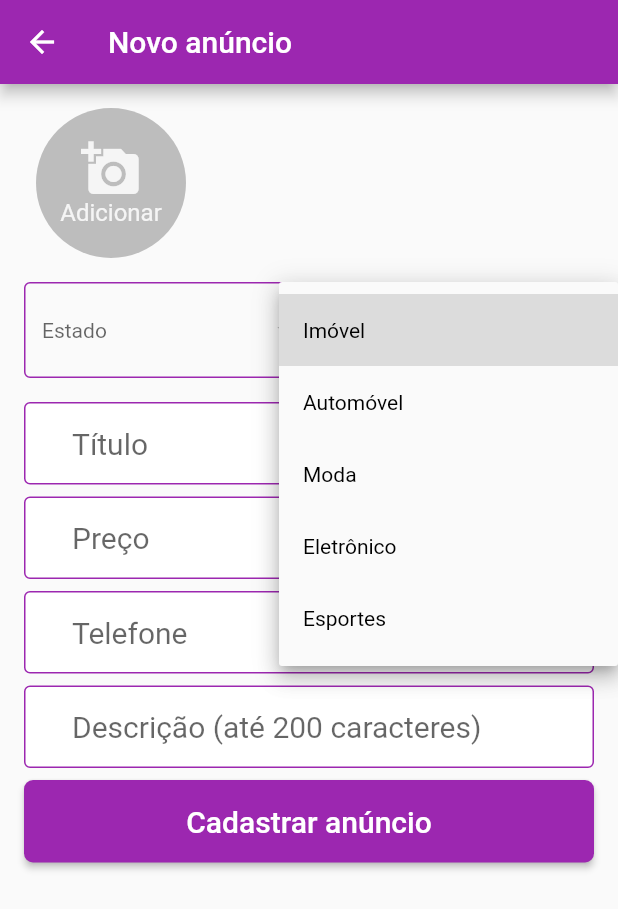
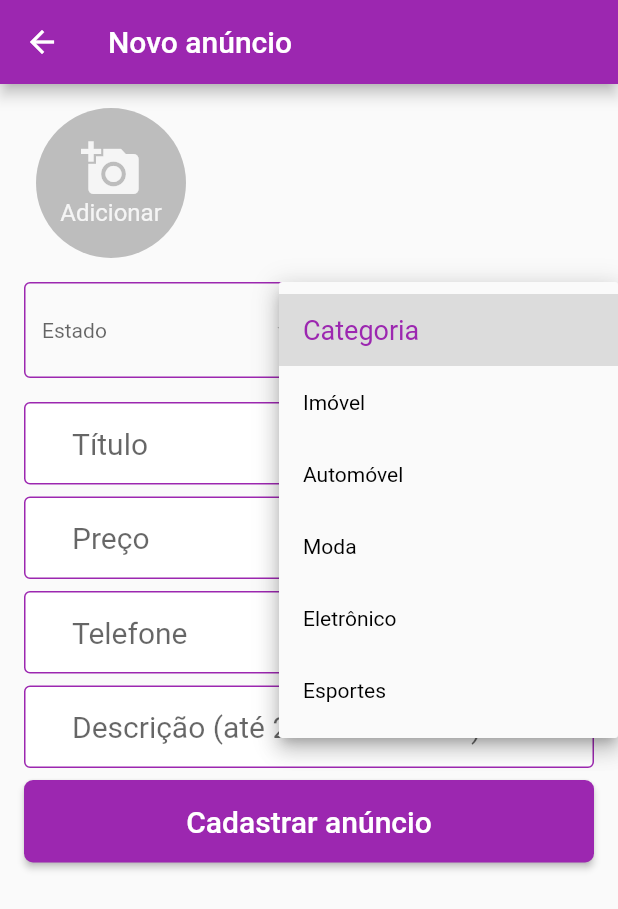
Before and after one commit to guilhermereisdev/olx, a Flutter app: the NovoAnuncio screen opened by its route, after a tap on "Categoria", on a phone screen of 412 x 824 dp. Shown: the top 909 px of the screen. Run offline on Flutter 3.47's test engine with Material 2 defaults, Android fonts, the light colour scheme and no system bars; our stand-ins replace brasil_fields, cloud_firestore, firebase_auth, firebase_core, firebase_storage, form_field_validator and 1 more; accounts and stored records are empty; statements that could not run were skipped.

Commit message:
Carrega as listas de categorias e estados da classe que foi centralizada.

```diff
--- a/lib/views/screens/novo_anuncio.dart
+++ b/lib/views/screens/novo_anuncio.dart
@@ -9,6 +9,7 @@ import 'package:flutter/services.dart';
 import 'package:form_field_validator/form_field_validator.dart';
 import 'package:image_picker/image_picker.dart';
 import 'package:olx/models/anuncio.dart';
+import 'package:olx/utils/configuracoes.dart';
 import 'package:olx/views/widgets/custom_dropdown_menu_required_validator.dart';
 import 'package:olx/views/widgets/custom_input.dart';
 
@@ -24,9 +25,9 @@ class NovoAnuncio extends StatefulWidget {
 class _NovoAnuncioState extends State<NovoAnuncio> {
   final _formKey = GlobalKey<FormState>();
   final List<File> _listaImagens = [];
-  final List<DropdownMenuItem<String>> _listaItensDropEstados = [];
+  List<DropdownMenuItem<String>>? _listaItensDropEstados = [];
   String? _itemSelecionadoEstado;
-  final List<DropdownMenuItem<String>> _listaItensDropCategorias = [];
+  List<DropdownMenuItem<String>>? _listaItensDropCategorias = [];
   String? _itemSelecionadoCategoria;
   late Anuncio _anuncio;
   late BuildContext _dialogcontext;
@@ -53,25 +54,8 @@ class _NovoAnuncioState extends State<NovoAnuncio> {
   }
 
   _carregarItensDropdown() {
-    var categorias = <Map<String, String>>[
-      {'categoria': 'Imóvel', 'id': "imovel"},
-      {'categoria': 'Automóvel', 'id': "automovel"},
-      {'categoria': 'Moda', 'id': "moda"},
-      {'categoria': 'Eletrônico', 'id': "eletronico"},
-      {'categoria': 'Esportes', 'id': "esportes"}
-    ];
-
-    _listaItensDropCategorias.addAll(categorias.map((value) {
-      return DropdownMenuItem<String>(
-          value: value['id'], child: Text(value['categoria']!));
-    }).toList());
-
-    for (var estado in Estados.listaEstados) {
-      _listaItensDropEstados.add(DropdownMenuItem(
-        value: estado,
-        child: Text(estado),
-      ));
-    }
+    _listaItensDropCategorias = Configuracoes.getCategorias();
+    _listaItensDropEstados = Configuracoes.getRegioes();
   }
 
   Future _uploadImagens() async {
```
